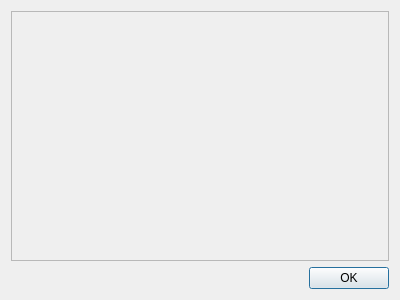
Above: reportdialog.ui from przemekblasiak/petri-net-simulator before the change. Below: the same form after it.
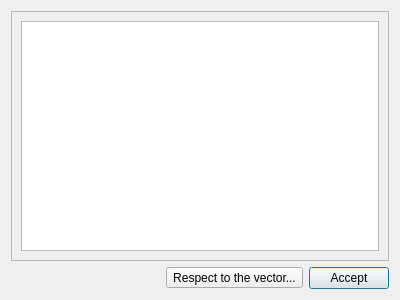
That is the form after the change.

Commit message: Added 'respect to the vector' functionality when determining net conservation.

What changed in the file:
```diff
--- a/reportdialog.ui
+++ b/reportdialog.ui
@@ -28,22 +28,47 @@
         <x>0</x>
         <y>0</y>
         <width>384</width>
-        <height>244</height>
+        <height>242</height>
        </rect>
       </property>
-      <layout class="QVBoxLayout" name="verticalLayout_3"/>
+      <layout class="QVBoxLayout" name="verticalLayout_3">
+       <item>
+        <widget class="QTextEdit" name="reportTextEdit"/>
+       </item>
+      </layout>
      </widget>
     </widget>
    </item>
    <item>
-    <widget class="QDialogButtonBox" name="buttonBox">
-     <property name="orientation">
-      <enum>Qt::Horizontal</enum>
-     </property>
-     <property name="standardButtons">
-      <set>QDialogButtonBox::Ok</set>
-     </property>
-    </widget>
+    <layout class="QHBoxLayout" name="buttonsLayout">
+     <item>
+      <spacer name="horizontalSpacer">
+       <property name="orientation">
+        <enum>Qt::Horizontal</enum>
+       </property>
+       <property name="sizeHint" stdset="0">
+        <size>
+         <width>40</width>
+         <height>20</height>
+        </size>
+       </property>
+      </spacer>
+     </item>
+     <item>
+      <widget class="QToolButton" name="vectorButton">
+       <property name="text">
+        <string>Respect to the vector...</string>
+       </property>
+      </widget>
+     </item>
+     <item>
+      <widget class="QPushButton" name="acceptButton">
+       <property name="text">
+        <string>Accept</string>
+       </property>
+      </widget>
+     </item>
+    </layout>
    </item>
   </layout>
  </widget>
```
Left out of the diff: 35 changed lines with no effect on the pictures. The commit also changes 6 other files.
